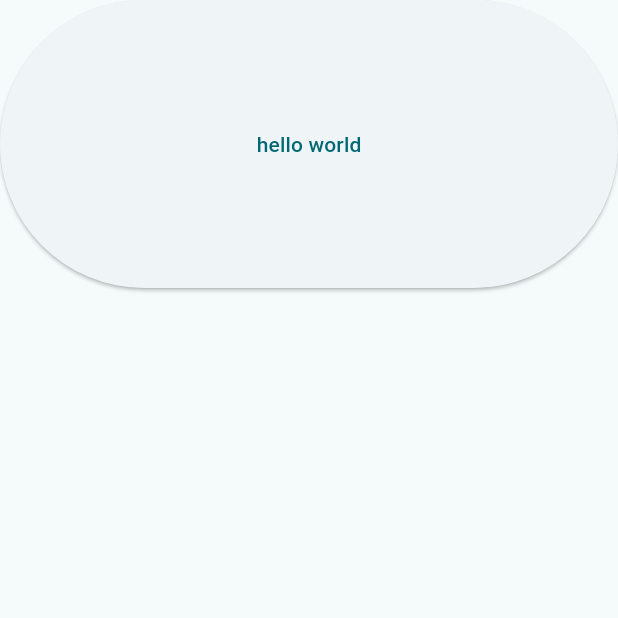
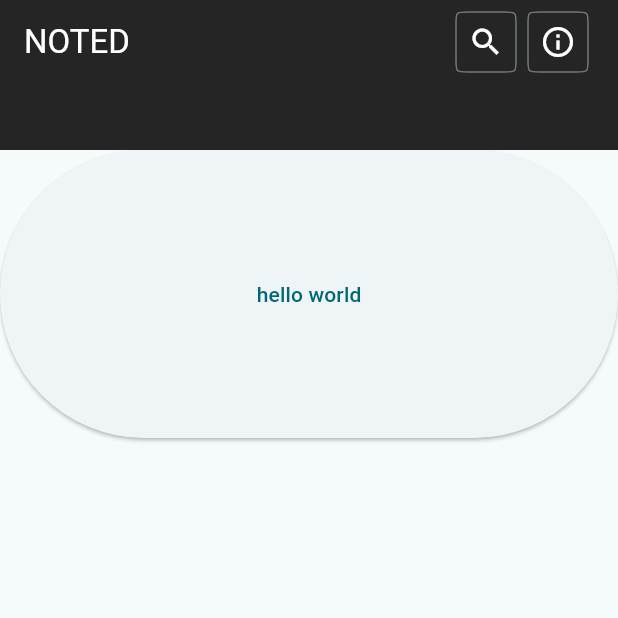
Before and after one commit to AhmedShehatah/Noted, a Flutter app: the screen it shows after launch, on a phone screen of 412 x 824 dp, the top half of it. Run offline on Flutter 3.47's test engine with Material 3 defaults, Android fonts, the phone set to English and light mode, and no system bars; our stand-ins replace drift, get, get_it, logger, sqlite3_flutter_libs; missing offline and left inert: sqlite3; accounts and stored records are empty; generated files the repository leaves out were written again.

Commit message:
feat: main app bar

```diff
--- a/lib/app.dart
+++ b/lib/app.dart
@@ -6,6 +6,8 @@ import 'core/constants/brand_colors.dart';
 import 'core/di/di_manager.dart';
 import 'core/navigator/route_generator.dart';
 import 'core/utils/screen_utils.dart';
+import 'core/widgets/main_appbar.dart';
+import 'core/widgets/secondary_appbar.dart';
 
 class MyApp extends StatelessWidget {
   const MyApp({super.key});
@@ -22,13 +24,17 @@ class MyApp extends StatelessWidget {
         useMaterial3: true,
       ),
       home: Scaffold(
+        appBar: const MainAppBar(),
         body: SizedBox(
           width: 350.width,
           height: 286.73.height,
-          child: ElevatedButton(onPressed: (){
-            DIManager.findDep<NotesController>().insertNote(title: 'title', content: 'title');
-
-          },child: const Text("hello world"),),
+          child: ElevatedButton(
+            onPressed: () {
+              DIManager.findDep<NotesController>()
+                  .insertNote(title: 'title', content: 'title');
+            },
+            child: const Text("hello world"),
+          ),
         ),
       ),
       builder: (BuildContext context, Widget? widget) {
--- a/lib/core/constants/brand_colors.dart
+++ b/lib/core/constants/brand_colors.dart
@@ -3,4 +3,5 @@ import 'package:flutter/material.dart';
 class BrandColors {
   static Color grey = const Color(0xFF252525);
   static Color white = const Color(0xFFFFFFFF);
+  static Color lightGrey = const Color(0xFF3B3B3B);
 }
--- /dev/null
+++ b/lib/core/styles/app_styles.dart
@@ -0,0 +1,12 @@
+import 'package:flutter/material.dart';
+
+import '../constants/brand_colors.dart';
+
+class AppStyle {
+  static iconButtonMainStyle() => IconButton.styleFrom(
+        backgroundColor: BrandColors.grey,
+        shape: ContinuousRectangleBorder(
+          borderRadius: BorderRadius.circular(8),
+        ),
+      );
+}
--- /dev/null
+++ b/lib/core/widgets/main_appbar.dart
@@ -0,0 +1,84 @@
+import 'package:flutter/material.dart';
+
+import '../constants/brand_colors.dart';
+import '../styles/app_styles.dart';
+import 'search_field.dart';
+
+class MainAppBar extends StatefulWidget implements PreferredSizeWidget {
+  const MainAppBar({super.key});
+  @override
+  Size get preferredSize => const Size.fromHeight(100);
+  @override
+  State<MainAppBar> createState() => _MainAppBarState();
+}
+
+class _MainAppBarState extends State<MainAppBar> {
+  bool isSearching = false;
+  void toggleSearch() {
+    setState(() {
+      isSearching = !isSearching;
+    });
+  }
+
+  @override
+  Widget build(BuildContext context) {
+    return AppBar(
+        backgroundColor: BrandColors.grey,
+        title: isSearching ? _searchAppBar() : _normalAppBar());
+  }
+
+  Widget _searchAppBar() {
+    return Row(
+      children: [
+        SearchField(search: (searchword) {}),
+        const Spacer(),
+        IconButton.outlined(
+            color: Colors.white,
+            onPressed: () {
+              toggleSearch();
+            },
+            style: AppStyle.iconButtonMainStyle(),
+            icon: const Icon(Icons.cancel_outlined))
+      ],
+    );
+  }
+
+  Widget _normalAppBar() {
+    return Row(
+      // mainAxisAlignment: MainAxisAlignment.spaceBetween,
+      children: [
+        const Text(
+          "NOTED",
+          style: TextStyle(color: Colors.white),
+        ),
+        const Spacer(),
+        IconButton.outlined(
+            style: AppStyle.iconButtonMainStyle(),
+            color: Colors.white,
+            onPressed: () {
+              toggleSearch();
+            },
+            icon: const Icon(Icons.search)),
+        IconButton.outlined(
+          onPressed: () {},
+          icon: const Icon(Icons.info_outline),
+          color: Colors.white,
+          style: AppStyle.iconButtonMainStyle(),
+        )
+      ],
+    );
+  }
+}
+
+
+
+/* title: const Text(
+        "NOTED",
+        style: TextStyle(color: Colors.amber),
+      ),
+      backgroundColor: BrandColors.grey,
+      actions: [
+        IconButton.filledTonal(
+            onPressed: () {}, icon: const Icon(Icons.search)),
+        IconButton.filledTonal(onPressed: () {}, icon: const Icon(Icons.info))
+      ], */
```
Also changed, not shown: lib/core/widgets/search_field.dart (added, +29 -0 lines).
